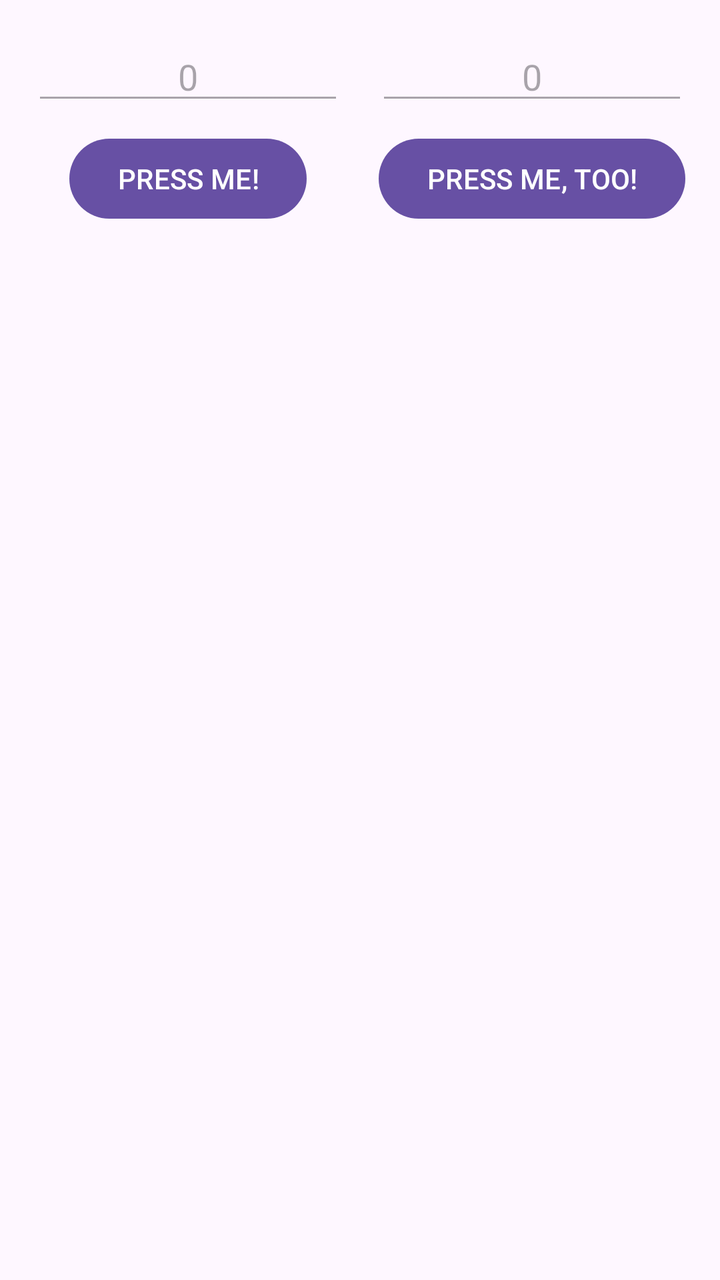
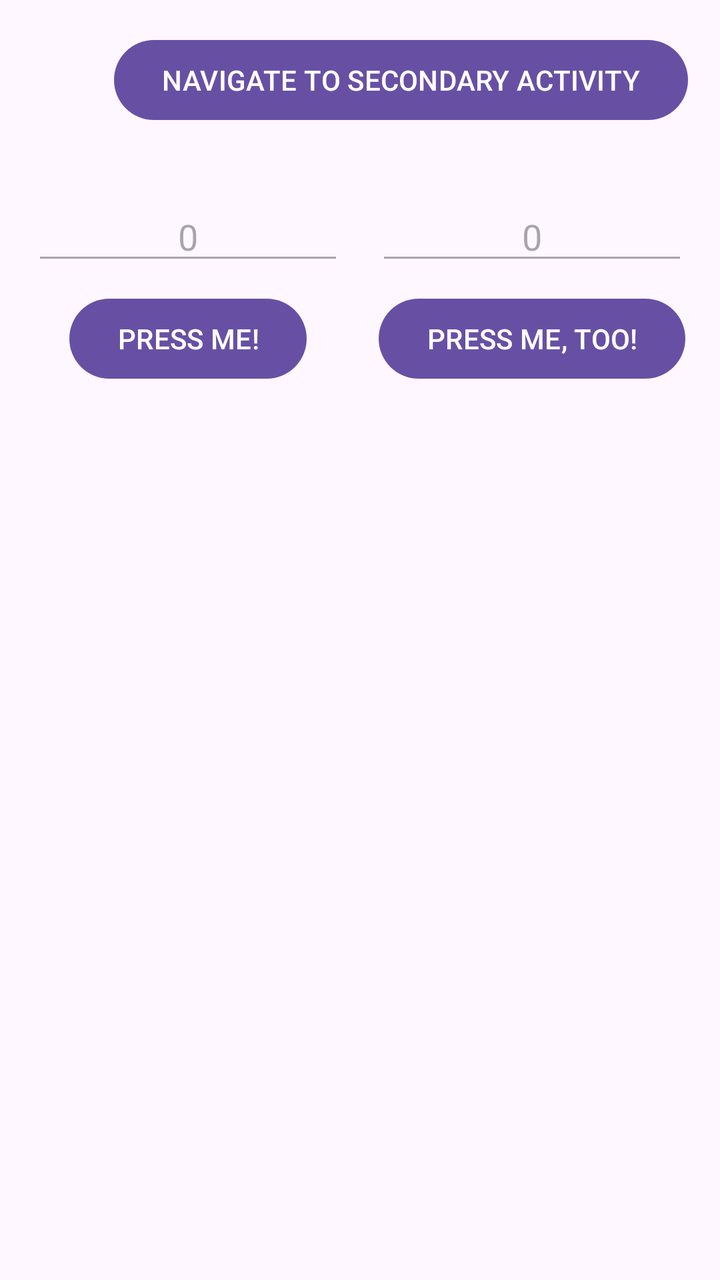

Compare the two renders of this Android layout. The source of the first and the diff that turns it into the second are given below.
<!-- AndroidManifest.xml: application theme Theme.PracticalTest01 -->
<!-- res/layout/activity_practical_test01_main.xml -->
<?xml version="1.0" encoding="utf-8"?>
<LinearLayout xmlns:android="http://schemas.android.com/apk/res/android"
    xmlns:tools="http://schemas.android.com/tools"
    android:id="@+id/main"
    android:layout_width="match_parent"
    android:layout_height="match_parent"
    android:orientation="vertical"
    android:padding="16dp"
    tools:context=".PracticalTest01MainActivity">

    
    <LinearLayout
        android:layout_width="match_parent"
        android:layout_height="wrap_content"
        android:orientation="horizontal"
        android:weightSum="2">

        
        <LinearLayout
            android:layout_width="0dp"
            android:layout_height="wrap_content"
            android:layout_weight="1"
            android:layout_marginEnd="8dp"
            android:orientation="vertical">

            
            <EditText
                android:id="@+id/left_text"
                android:layout_width="match_parent"
                android:layout_height="wrap_content"
                android:text="0"
                android:gravity="center"
                android:enabled="false" />

            
            <Button
                android:id="@+id/left_button"
                android:layout_width="wrap_content"
                android:layout_height="wrap_content"
                android:layout_gravity="center_horizontal"
                android:layout_marginTop="8dp"
                android:text="PRESS ME!" />
        </LinearLayout>

        
        <LinearLayout
            android:layout_width="0dp"
            android:layout_height="wrap_content"
            android:layout_weight="1"
            android:layout_marginStart="8dp"
            android:orientation="vertical">

            
            <EditText
                android:id="@+id/right_text"
                android:layout_width="match_parent"
                android:layout_height="wrap_content"
                android:text="0"
                android:gravity="center"
                android:enabled="false" />

            
            <Button
                android:id="@+id/right_button"
                android:layout_width="wrap_content"
                android:layout_height="wrap_content"
                android:layout_gravity="center_horizontal"
                android:layout_marginTop="8dp"
                android:text="PRESS ME, TOO!" />
        </LinearLayout>

    </LinearLayout>

</LinearLayout>
<!-- resources referenced by this layout -->
<resources>
  <style name="Theme.PracticalTest01" parent="Base.Theme.PracticalTest01" />
  <style name="Base.Theme.PracticalTest01" parent="Theme.Material3.DayNight.NoActionBar">
          
          
      </style>
</resources>

<!-- the commit's change to res/layout/activity_practical_test01_main.xml (unified diff, before → after) -->
@@ -7,6 +7,15 @@
     android:orientation="vertical"
     android:padding="16dp"
     tools:context=".PracticalTest01MainActivity">
+
+    
+    <Button
+        android:id="@+id/navigate_button"
+        android:layout_width="wrap_content"
+        android:layout_height="wrap_content"
+        android:layout_gravity="end"
+        android:layout_marginBottom="32dp"
+        android:text="NAVIGATE TO SECONDARY ACTIVITY" />
 
     
     <LinearLayout
@@ -30,7 +39,8 @@
                 android:layout_height="wrap_content"
                 android:text="0"
                 android:gravity="center"
-                android:enabled="false" />
+                android:enabled="false"
+                android:saveEnabled="false" />
 
             
             <Button
@@ -57,7 +67,8 @@
                 android:layout_height="wrap_content"
                 android:text="0"
                 android:gravity="center"
-                android:enabled="false" />
+                android:enabled="false"
+                android:saveEnabled="false" />
 
             
             <Button
